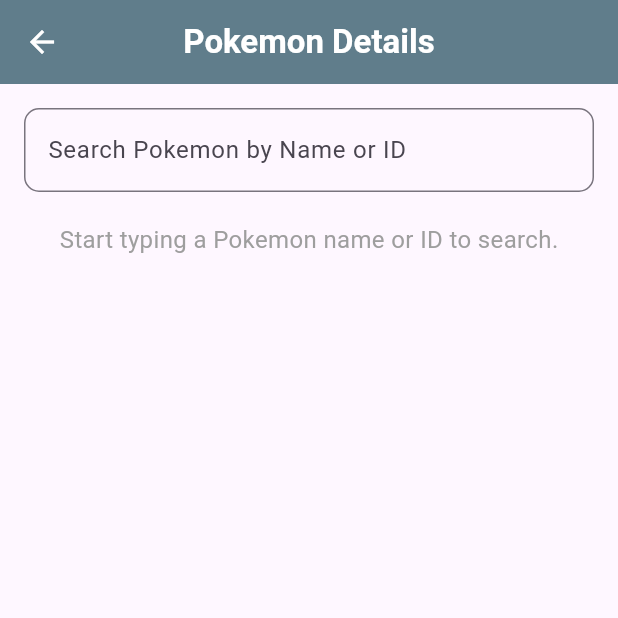
After one commit to Papssz/Flutter_Pokedex, a Flutter app: the screen it shows after launch, after a tap on the "search" icon, on a phone screen of 412 x 824 dp, the top half of it. The commit adds this screen. Run offline on Flutter 3.47's test engine with Material 3 defaults, Android fonts, the phone set to English and light mode, and no system bars; our stand-ins replace cached_network_image; network calls fail.

Commit message:
new repo

```diff
--- a/pokedex/lib/main.dart
+++ b/pokedex/lib/main.dart
@@ -1,66 +1,27 @@
 import 'package:flutter/material.dart';
+import 'screens/pokemon_list_screen.dart';
 
 void main() {
   runApp(const MyApp());
 }
 
 class MyApp extends StatelessWidget {
-  const MyApp({super.key});
+  const MyApp({Key? key}) : super(key: key);
 
   @override
   Widget build(BuildContext context) {
     return MaterialApp(
-      title: 'Flutter Demo',
+      title: 'Pokemon App',
       theme: ThemeData(
-        colorScheme: ColorScheme.fromSeed(seedColor: Colors.deepPurple),
+        primarySwatch: Colors.blue,
+        appBarTheme: const AppBarTheme(
+          centerTitle: true,
+          iconTheme: IconThemeData(color: Colors.white),
+        ),
+        visualDensity: VisualDensity.adaptivePlatformDensity,
       ),
-      home: const MyHomePage(title: 'Flutter Demo Home Page'),
+      home: const PokemonListScreen(),
+      debugShowCheckedModeBanner: false,
     );
   }
 }
-
-class MyHomePage extends StatefulWidget {
-  const MyHomePage({super.key, required this.title});
-
-  final String title;
-
-  @override
-  State<MyHomePage> createState() => _MyHomePageState();
-}
-
-class _MyHomePageState extends State<MyHomePage> {
-  int _counter = 0;
-
-  void _incrementCounter() {
-    setState(() {
-      _counter++;
-    });
-  }
-
-  @override
-  Widget build(BuildContext context) {
-    return Scaffold(
-      appBar: AppBar(
-        backgroundColor: Theme.of(context).colorScheme.inversePrimary,
-        title: Text(widget.title),
-      ),
-      body: Center(
-        child: Column(
-          mainAxisAlignment: MainAxisAlignment.center,
-          children: <Widget>[
-            const Text('You have pushed the button this many times:'),
-            Text(
-              '$_counter',
-              style: Theme.of(context).textTheme.headlineMedium,
-            ),
-          ],
-        ),
-      ),
-      floatingActionButton: FloatingActionButton(
-        onPressed: _incrementCounter,
-        tooltip: 'Increment',
-        child: const Icon(Icons.add),
-      ),
-    );
-  }
-}
--- /dev/null
+++ b/pokedex/lib/models/pokemon.dart
@@ -0,0 +1,71 @@
+class PokemonListItem {
+  final String name;
+  final String url;
+
+  PokemonListItem({required this.name, required this.url});
+
+  factory PokemonListItem.fromJson(Map<String, dynamic> json) {
+    return PokemonListItem(
+      name: json['name'],
+      url: json['url'],
+    );
+  }
+
+  String get imageUrl {
+    final id = url.split('/').reversed.skip(1).first;
+    return 'https://raw.githubusercontent.com/PokeAPI/sprites/master/sprites/pokemon/$id.png';
+  }
+}
+
+class PokemonDetail {
+  final int id;
+  final String name;
+  final String imageUrl;
+  final List<String> types;
+  final List<String> abilities;
+  final List<Stat> stats;
+
+  PokemonDetail({
+    required this.id,
+    required this.name,
+    required this.imageUrl,
+    required this.types,
+    required this.abilities,
+    required this.stats,
+  });
+
+  factory PokemonDetail.fromJson(Map<String, dynamic> json) {
+    final List<String> types =
+        (json['types'] as List).map((type) => type['type']['name'].toString()).toList();
+
+    final List<String> abilities = (json['abilities'] as List)
+        .map((ability) => ability['ability']['name'].toString())
+        .toList();
+
+    final List<Stat> stats =
+        (json['stats'] as List).map((stat) => Stat.fromJson(stat)).toList();
+
+    return PokemonDetail(
+      id: json['id'],
+      name: json['name'],
+      imageUrl: json['sprites']['front_default'] ?? '',
+      types: types,
+      abilities: abilities,
+      stats: stats,
+    );
+  }
+}
+
+class Stat {
+  final String name;
+  final int baseStat;
+
+  Stat({required this.name, required this.baseStat});
+
+  factory Stat.fromJson(Map<String, dynamic> json) {
+    return Stat(
+      name: json['stat']['name'],
+      baseStat: json['base_stat'],
+    );
+  }
+}
--- /dev/null
+++ b/pokedex/lib/screens/pokemon_detail_screen.dart
@@ -0,0 +1,261 @@
+import 'dart:async'; // Import for Timer
+import 'package:cached_network_image/cached_network_image.dart';
+import 'package:flutter/material.dart';
+import '../models/pokemon.dart';
+import '../services/pokeapi_service.dart';
+
+class PokemonDetailScreen extends StatefulWidget {
+  final String? pokemonName; // Optional: for direct navigation from list
+
+  const PokemonDetailScreen({Key? key, this.pokemonName}) : super(key: key);
+
+  @override
+  State<PokemonDetailScreen> createState() => _PokemonDetailScreenState();
+}
+
+class _PokemonDetailScreenState extends State<PokemonDetailScreen> {
+  final TextEditingController _searchController = TextEditingController();
+  final PokeApiService _pokeApiService = PokeApiService();
+  PokemonDetail? _pokemonDetail;
+  bool _isLoading = false;
+  String? _errorMessage;
+
+  Timer? _debounce; // <--- Add this for debouncing
+
+  @override
+  void initState() {
+    super.initState();
+    if (widget.pokemonName != null) {
+      _searchController.text = widget.pokemonName!;
+      _searchPokemon(_searchController.text); // Pass initial text
+    }
+  }
+
+  @override
+  void dispose() {
+    _debounce?.cancel(); // <--- Cancel the timer when the widget is disposed
+    _searchController.dispose();
+    super.dispose();
+  }
+
+  // Modified search function to accept the query string
+  Future<void> _searchPokemon(String query) async {
+    query = query.trim().toLowerCase();
+    if (query.isEmpty) {
+      setState(() {
+        _pokemonDetail = null;
+        _errorMessage = null; // Clear error message when search is empty
+      });
+      return;
+    }
+
+    setState(() {
+      _isLoading = true;
+      _errorMessage = null;
+      _pokemonDetail = null; // Clear previous details
+    });
+
+    try {
+      final pokemon = await _pokeApiService.fetchPokemonDetail(query);
+      // Only update if the search query hasn't changed while waiting for response
+      if (_searchController.text.trim().toLowerCase() == query) {
+        setState(() {
+          _pokemonDetail = pokemon;
+          _isLoading = false;
+        });
+      }
+    } catch (e) {
+      if (_searchController.text.trim().toLowerCase() == query) {
+        setState(() {
+          _isLoading = false;
+          _errorMessage = e.toString().replaceFirst('Exception: ', '');
+        });
+      }
+    }
+  }
+
+  // This method will be called on every change in the TextField
+  void _onSearchChanged(String text) {
+    if (_debounce?.isActive ?? false) _debounce!.cancel();
+    _debounce = Timer(const Duration(milliseconds: 500), () { // 500ms debounce
+      _searchPokemon(text);
+    });
+  }
+
+  @override
+  Widget build(BuildContext context) {
+    return Scaffold(
+      appBar: AppBar(
+        title: const Text('Pokemon Details', style: TextStyle(color: Colors.white, fontWeight: FontWeight.bold)),
+        backgroundColor: Colors.blueGrey,
+        elevation: 0,
+      ),
+      body: Padding(
+        padding: const EdgeInsets.all(16.0),
+        child: Column(
+          children: [
+            TextField(
+              controller: _searchController,
+              decoration: InputDecoration(
+                labelText: 'Search Pokemon by Name or ID',
+                border: OutlineInputBorder(
+                  borderRadius: BorderRadius.circular(10),
+                ),
+                suffixIcon: _searchController.text.isNotEmpty
+                    ? IconButton( // Add a clear button
+                        icon: const Icon(Icons.clear),
+                        onPressed: () {
+                          _searchController.clear();
+                          _onSearchChanged(''); // Trigger clear search
+                        },
+                      )
+                    : null, // No clear button if text is empty
+              ),
+              onChanged: _onSearchChanged, // <--- Call _onSearchChanged on text input
+              onSubmitted: (_) => _searchPokemon(_searchController.text), // Still allow hitting enter
+            ),
+            const SizedBox(height: 20),
+            _isLoading
+                ? const Center(child: CircularProgressIndicator())
+                : _errorMessage != null
+                    ? Center(
+                        child: Text(
+                          _errorMessage!,
+                          style: const TextStyle(color: Colors.red, fontSize: 16),
+                        ),
+                      )
+                    : _pokemonDetail == null
+                        ? Center(
+                            child: _searchController.text.isEmpty // Show different message if search box is empty
+                                ? const Text(
+                                    'Start typing a Pokemon name or ID to search.',
+                                    style: TextStyle(fontSize: 16, color: Colors.grey),
+                                  )
+                                : const Text( // Show if no results for typed text
+                                    'No Pokemon found with that name/ID.',
+                                    style: TextStyle(fontSize: 16, color: Colors.orange),
+                                  ),
+                          )
+                        : Expanded(
+                            child: SingleChildScrollView(
+                              child: _buildPokemonDetailCard(_pokemonDetail!),
+                            ),
+                          ),
+          ],
+        ),
+      ),
+    );
+  }
+
+  Widget _buildPokemonDetailCard(PokemonDetail pokemon) {
+    return Card(
+      elevation: 6,
+      shape: RoundedRectangleBorder(borderRadius: BorderRadius.circular(20)),
+      child: Padding(
+        padding: const EdgeInsets.all(20.0),
+        child: Column(
+          crossAxisAlignment: CrossAxisAlignment.start,
+          children: [
+            Center(
+              child: Hero(
+                tag: pokemon.name,
+                child: CachedNetworkImage(
+                  imageUrl: pokemon.imageUrl,
+                  placeholder: (context, url) => const CircularProgressIndicator(),
+                  errorWidget: (context, url, error) => const Icon(Icons.error, size: 80),
+                  width: 150,
+                  height: 150,
+                  fit: BoxFit.contain,
+                ),
+              ),
+            ),
+            const SizedBox(height: 20),
+            Center(
+              child: Text(
+                '#${pokemon.id} ${pokemon.name.toUpperCase()}',
+                style: const TextStyle(
+                  fontSize: 28,
+                  fontWeight: FontWeight.bold,
+                  color: Colors.deepPurple,
+                ),
+              ),
+            ),
+            const SizedBox(height: 15),
+            _buildInfoRow('Types:', pokemon.types.join(', ')),
+            _buildInfoRow('Abilities:', pokemon.abilities.join(', ')),
+            const SizedBox(height: 15),
+            const Text(
+              'Base Stats:',
+              style: TextStyle(fontSize: 20, fontWeight: FontWeight.w600, color: Colors.indigo),
+            ),
+            const SizedBox(height: 10),
+            ...pokemon.stats.map((stat) => _buildStatRow(stat)).toList(),
+          ],
+        ),
+      ),
+    );
+  }
+
+  Widget _buildInfoRow(String title, String value) {
+    return Padding(
+      padding: const EdgeInsets.symmetric(vertical: 5.0),
+      child: Row(
+        crossAxisAlignment: CrossAxisAlignment.start,
+        children: [
+          Text(
+            title,
+            style: const TextStyle(fontSize: 18, fontWeight: FontWeight.w600),
+          ),
+          const SizedBox(width: 8),
+          Expanded(
+            child: Text(
+              value,
+              style: const TextStyle(fontSize: 18),
+            ),
+          ),
+        ],
+      ),
+    );
+  }
+
+  Widget _buildStatRow(Stat stat) {
+    return Padding(
+      padding: const EdgeInsets.symmetric(vertical: 3.0),
+      child: Row(
+        children: [
+          SizedBox(
+            width: 100,
+            child: Text(
+              '${stat.name.replaceAll('-', ' ').toCapitalized()}:',
+              style: const TextStyle(fontSize: 16, fontWeight: FontWeight.w500),
+            ),
+          ),
+          Expanded(
+            child: LinearProgressIndicator(
+              value: stat.baseStat / 200, // Max stat value is around 200 for better visual
+              backgroundColor: Colors.grey[300],
+              color: Colors.green,
+              minHeight: 10,
+            ),
+          ),
+          const SizedBox(width: 10),
+          Text(
+            stat.baseStat.toString(),
+            style: const TextStyle(fontSize: 16, fontWeight: FontWeight.bold),
+          ),
+        ],
+      ),
+    );
+  }
+}
+
+// Extension to capitalize the first letter of each word
+extension StringCasingExtension on String {
+  String toCapitalized() => length > 0
+      ? '${this[0].toUpperCase()}${substring(1).toLowerCase()}'
+      : '';
+  String toTitleCase() => replaceAll(RegExp(' +'), ' ')
+      .split(' ')
+      .map((str) => str.toCapitalized())
+      .join(' ');
+}
--- /dev/null
+++ b/pokedex/lib/screens/pokemon_list_screen.dart
@@ -0,0 +1,118 @@
+import 'package:flutter/material.dart';
+import '../models/pokemon.dart';
+import '../services/pokeapi_service.dart';
+import '../widgets/pokemon_card.dart';
+import 'pokemon_detail_screen.dart';
+
+class PokemonListScreen extends StatefulWidget {
+  const PokemonListScreen({Key? key}) : super(key: key);
+
+  @override
+  State<PokemonListScreen> createState() => _PokemonListScreenState();
+}
+
+class _PokemonListScreenState extends State<PokemonListScreen> {
+  final PokeApiService _pokeApiService = PokeApiService();
+  List<PokemonListItem> _pokemonList = [];
+  bool _isLoading = false;
+  int _offset = 0;
+  final int _limit = 20;
+  final ScrollController _scrollController = ScrollController();
+
+  @override
+  void initState() {
+    super.initState();
+    _fetchPokemon();
+    _scrollController.addListener(_onScroll);
+  }
+
+  @override
+  void dispose() {
+    _scrollController.dispose();
+    super.dispose();
+  }
+
+  void _onScroll() {
+    if (_scrollController.position.pixels == _scrollController.position.maxScrollExtent && !_isLoading) {
+      _fetchPokemon();
+    }
+  }
+
+  Future<void> _fetchPokemon() async {
+    if (_isLoading) return;
+    setState(() {
+      _isLoading = true;
+    });
+
+    try {
+      final newPokemon = await _pokeApiService.fetchPokemonList(offset: _offset, limit: _limit);
+      setState(() {
+        _pokemonList.addAll(newPokemon);
+        _offset += _limit;
+        _isLoading = false;
+      });
+    } catch (e) {
+      setState(() {
+        _isLoading = false;
+      });
+      ScaffoldMessenger.of(context).showSnackBar(
+        SnackBar(content: Text('Error loading Pokemon: $e')),
+      );
+    }
+  }
+
+  @override
+  Widget build(BuildContext context) {
+    return Scaffold(
+      appBar: AppBar(
+        title: const Text('Pokédex', style: TextStyle(color: Colors.white, fontWeight: FontWeight.bold)),
+        backgroundColor: Colors.redAccent,
+        elevation: 0,
+        actions: [
+          IconButton(
+            icon: const Icon(Icons.search, color: Colors.white),
+            onPressed: () {
+              Navigator.push(
+                context,
+                MaterialPageRoute(builder: (context) => const PokemonDetailScreen()),
+              );
+            },
+          ),
+        ],
+      ),
+      body: _pokemonList.isEmpty && _isLoading
+          ? const Center(child: CircularProgressIndicator())
+          : GridView.builder(
+              controller: _scrollController,
+              padding: const EdgeInsets.all(8.0),
+              gridDelegate: const SliverGridDelegateWithFixedCrossAxisCount(
+                crossAxisCount: 2,
+                crossAxisSpacing: 8.0,
+                mainAxisSpacing: 8.0,
+                childAspectRatio: 0.9,
+              ),
+              itemCount: _pokemonList.length + (_isLoading ? 2 : 0), // Add space for loading indicator
+              itemBuilder: (context, index) {
+                if (index < _pokemonList.length) {
+                  final pokemon = _pokemonList[index];
+                  return PokemonCard(
+                    pokemon: pokemon,
+                    onTap: () {
+                      Navigator.push(
+                        context,
+                        MaterialPageRoute(
+                          builder: (context) => PokemonDetailScreen(
+                            pokemonName: pokemon.name,
+                          ),
+                        ),
+                      );
+                    },
+                  );
+                } else {
+                  return const Center(child: CircularProgressIndicator());
+                }
+              },
+            ),
+    );
+  }
+}
--- /dev/null
+++ b/pokedex/lib/services/pokeapi_service.dart
@@ -0,0 +1,32 @@
+import 'dart:convert';
+import 'package:http/http.dart' as http;
+import '../models/pokemon.dart';
+
+class PokeApiService {
+  static const String _baseUrl = 'https://pokeapi.co/api/v2';
+
+  Future<List<PokemonListItem>> fetchPokemonList({int offset = 0, int limit = 20}) async {
+    final response = await http.get(Uri.parse('$_baseUrl/pokemon?offset=$offset&limit=$limit'));
+
+    if (response.statusCode == 200) {
+      final Map<String, dynamic> data = json.decode(response.body);
+      final List<dynamic> results = data['results'];
+      return results.map((json) => PokemonListItem.fromJson(json)).toList();
+    } else {
+      throw Exception('Failed to load Pokemon list');
+    }
+  }
+
+  Future<PokemonDetail> fetchPokemonDetail(String nameOrId) async {
+    final response = await http.get(Uri.parse('$_baseUrl/pokemon/$nameOrId'));
+
+    if (response.statusCode == 200) {
+      final Map<String, dynamic> data = json.decode(response.body);
+      return PokemonDetail.fromJson(data);
+    } else if (response.statusCode == 404) {
+      throw Exception('Pokemon not found');
+    } else {
+      throw Exception('Failed to load Pokemon details');
+    }
+  }
+}
```
Also changed, not shown: pokedex/lib/widgets/pokemon_card.dart (added, +48 -0 lines), pokedex/pubspec.yaml (+2 -48 lines), pokedex/pubspec.lock, 2 other files.
